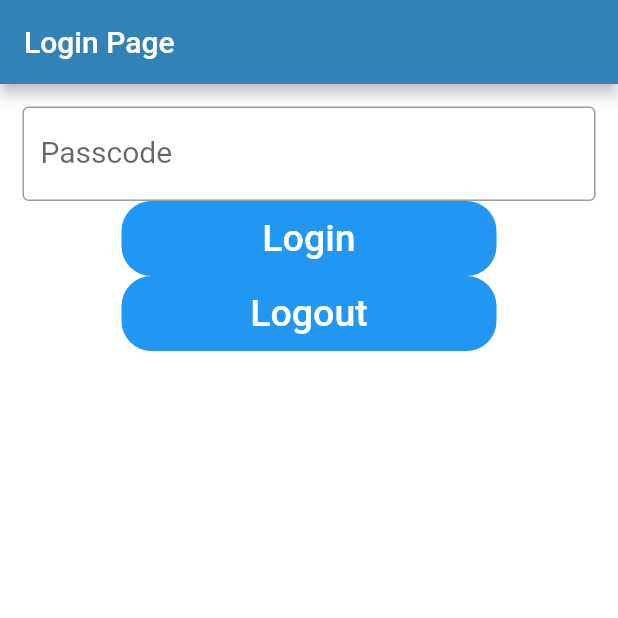
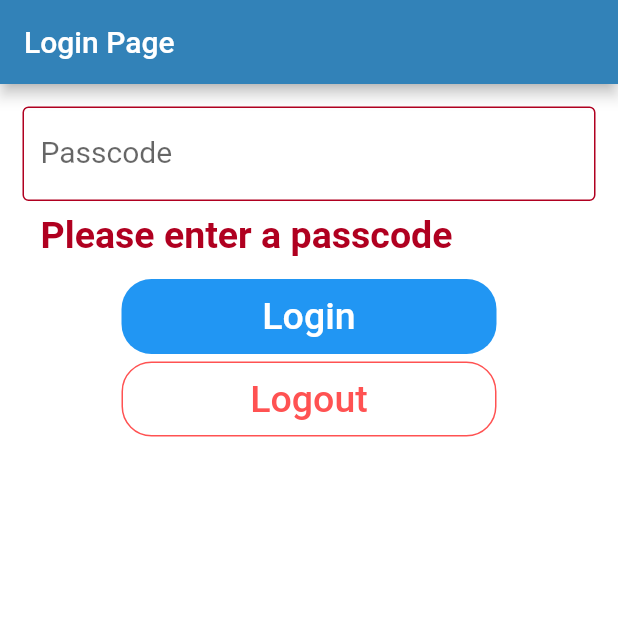
Before and after one commit to budgetiser/budgetiser, a Flutter app: the screen it shows after launch, after a tap on "Login", on a phone screen of 412 x 824 dp, the top half of it. Run offline on Flutter 3.47's test engine with Material 2 defaults, Android fonts, the light colour scheme and no system bars; our stand-ins replace flutter_colorpicker, flutter_markdown, jiffy, percent_indicator, sqflite_sqlcipher; accounts and stored records are empty.

Commit message:
created login page

```diff
--- a/budgetiser/lib/screens/login.dart
+++ b/budgetiser/lib/screens/login.dart
@@ -4,7 +4,8 @@ import 'package:flutter/material.dart';
 
 class LoginScreen extends StatelessWidget {
   LoginScreen({Key? key}) : super(key: key);
-  var _passcodeController = TextEditingController();
+  final _passcodeController = TextEditingController();
+  final _formKey = GlobalKey<FormState>();
 
   @override
   Widget build(BuildContext context) {
@@ -12,26 +13,42 @@ class LoginScreen extends StatelessWidget {
       appBar: AppBar(
         title: const Text("Login Page"),
       ),
-      body: SingleChildScrollView(
+      body: Form(
+        key: _formKey,
+        child: SingleChildScrollView(
           child: Column(
             mainAxisAlignment: MainAxisAlignment.center,
             crossAxisAlignment: CrossAxisAlignment.center,
             children: <Widget>[
               Padding(
                 padding:
-                  EdgeInsets.only(left: 15.0, right: 15.0, top: 15, bottom: 0),
+                const EdgeInsets.only(left: 15.0, right: 15.0, top: 15, bottom: 0),
                 //padding: EdgeInsets.symmetric(horizontal: 15),
-              child: TextField(
+                child: TextFormField(
                   controller: _passcodeController,
                   obscureText: true,
+                  validator: (data) {
+                    if (data!.isEmpty) {
+                      return "Please enter a passcode";
+                    }
+                    try {
+                      int.parse(data);
+                    } catch (e) {
+                      return "Please enter a valid passcode";
+                    }
+                    return null;
+                  },
                   obscuringCharacter: "*",
-                keyboardType: TextInputType.numberWithOptions(
+                  keyboardType: const TextInputType.numberWithOptions(
                       decimal: false),
-                decoration: InputDecoration(
+                  decoration: const InputDecoration(
                       border: OutlineInputBorder(),
                       labelText: 'Passcode',
                       hintText: 'Enter secure passcode'),
                 ),
+              ),
+              SizedBox(
+                height: 15,
               ),
               Container(
                 height: 50,
@@ -40,12 +57,14 @@ class LoginScreen extends StatelessWidget {
                     color: Colors.blue, borderRadius: BorderRadius.circular(20)),
                 child: TextButton(
                   onPressed: () async {
+                    if(_formKey.currentState!.validate() == true){
                       int verify = await DatabaseHelper.instance.login(int.parse(_passcodeController.text));
                       if(verify == 1){
-                    Navigator.push(
+                        Navigator.pushReplacement(
                             context, MaterialPageRoute(builder: (_) => Home()));
                       }else {
                         _passcodeController.clear();
+                      }
                     }
                   },
                   child: const Text(
@@ -54,18 +73,21 @@ class LoginScreen extends StatelessWidget {
                   ),
                 ),
               ),
+              SizedBox(
+                height: 5,
+              ),
               Container(
                 height: 50,
                 width: 250,
                 decoration: BoxDecoration(
-                  color: Colors.blue, borderRadius: BorderRadius.circular(20)),
+                    color: Colors.transparent, borderRadius: BorderRadius.circular(20), border: Border.all(color: Colors.redAccent)),
                 child: TextButton(
                   onPressed: () {
                     DatabaseHelper.instance.logout();
                   },
                   child: const Text(
                     'Logout',
-                  style: TextStyle(color: Colors.white, fontSize: 25),
+                    style: TextStyle(color: Colors.redAccent, fontSize: 25),
                   ),
                 ),
               ),
@@ -75,6 +97,8 @@ class LoginScreen extends StatelessWidget {
             ],
           ),
         ),
+      ),
+
     );
   }
 }
```
Lines whose indentation alone changed are shown as unchanged.
